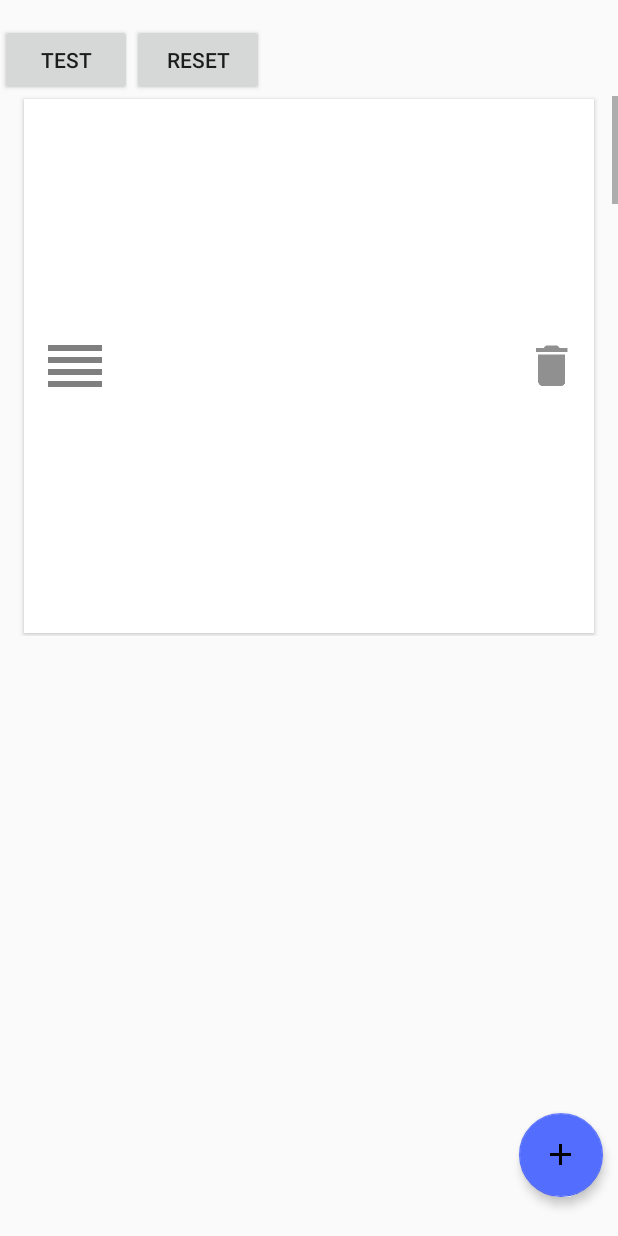
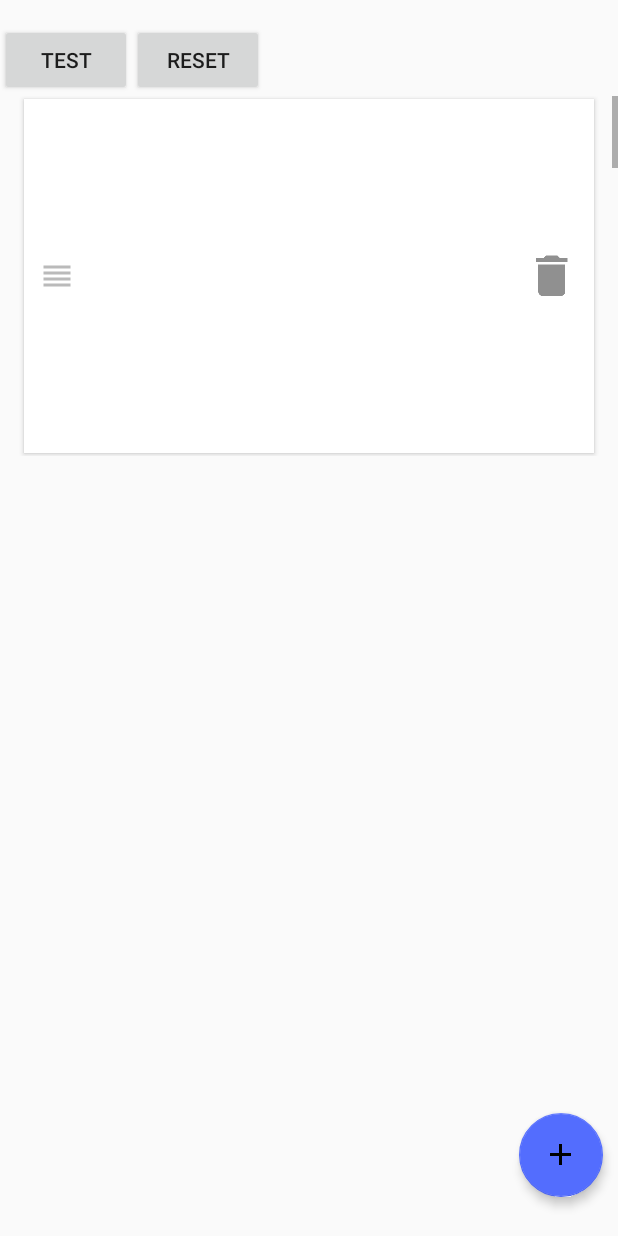
Before and after one commit to devmil/PaperLaunch, an Android app: the screen it shows after launch (SettingsActivity), after a tap on "RESET", on a phone screen of 412 x 824 dp. Run offline under Robolectric (Android 15) with nearby library versions, the phone set to English and light mode, and no system bars; libraries missing offline, so code that uses them is left out: com.cocosw.bottomsheet.

Commit message:
exchanged the drag handle icon

```diff
--- a/app/src/main/res/layout/fragment_edit_folder_entries.xml
+++ b/app/src/main/res/layout/fragment_edit_folder_entries.xml
@@ -21,7 +21,7 @@
         android:layout_height="wrap_content"
         android:layout_margin="10dp"
         android:alpha="0.5"
-        android:src="@mipmap/ic_reorder_black_48dp" />
+        android:src="@mipmap/ic_reorder_grey600_24dp" />
 
     <ImageView
         android:id="@+id/fragment_edit_folder_entries_image"
```
Also changed, not shown: app/src/main/res/mipmap-hdpi/ic_folder_grey600_48dp.png (added), app/src/main/res/mipmap-hdpi/ic_reorder_black_48dp.png (deleted), app/src/main/res/mipmap-hdpi/ic_reorder_grey600_24dp.png (added), app/src/main/res/mipmap-mdpi/ic_folder_grey600_48dp.png (added), app/src/main/res/mipmap-mdpi/ic_reorder_black_48dp.png (deleted), app/src/main/res/mipmap-mdpi/ic_reorder_grey600_24dp.png (added), app/src/main/res/mipmap-xhdpi/ic_folder_grey600_48dp.png (added), app/src/main/res/mipmap-xhdpi/ic_reorder_black_48dp.png (deleted), app/src/main/res/mipmap-xhdpi/ic_reorder_grey600_24dp.png (added), app/src/main/res/mipmap-xxhdpi/ic_folder_grey600_48dp.png (added), app/src/main/res/mipmap-xxhdpi/ic_reorder_black_48dp.png (deleted), app/src/main/res/mipmap-xxhdpi/ic_reorder_grey600_24dp.png (added).
